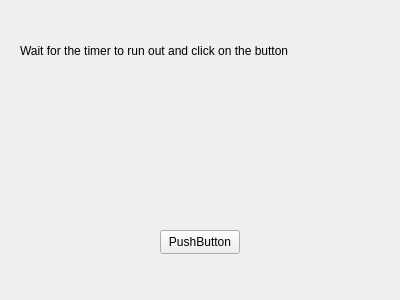
This is WinBlitz/WaitTimer.ui in PyroWilDx/WinBlitz as Qt 5 draws it before an edit. The edited form follows.
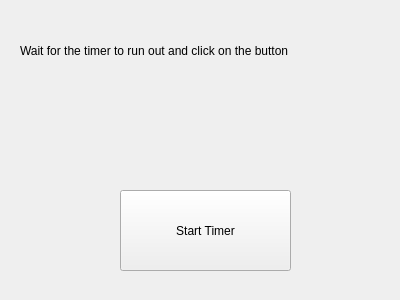
This is the edited form.

Commit message: Window Name & WaitTimer Start Click

The edit to the form file:
```diff
--- a/WinBlitz/WaitTimer.ui
+++ b/WinBlitz/WaitTimer.ui
@@ -42,14 +42,14 @@
   <widget class="QPushButton" name="Button">
    <property name="geometry">
     <rect>
-     <x>160</x>
-     <y>230</y>
-     <width>80</width>
-     <height>24</height>
+     <x>120</x>
+     <y>190</y>
+     <width>171</width>
+     <height>81</height>
     </rect>
    </property>
    <property name="text">
-    <string>PushButton</string>
+    <string>Start Timer</string>
    </property>
   </widget>
  </widget>
```
The commit also changes 8 other files.
